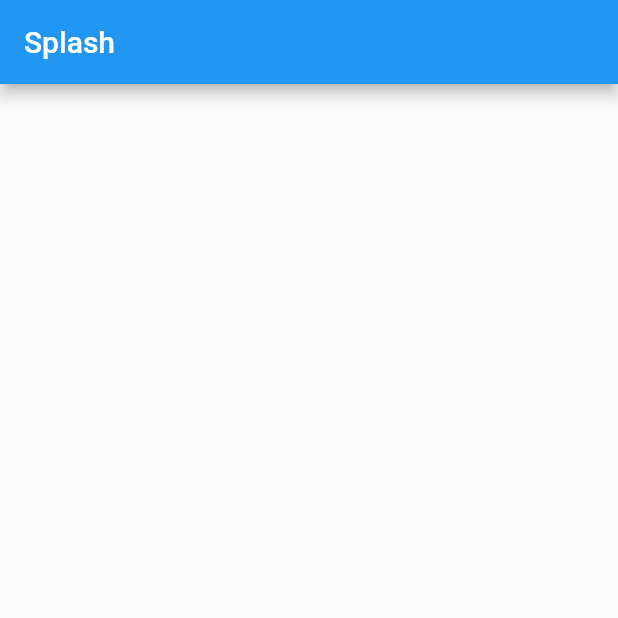
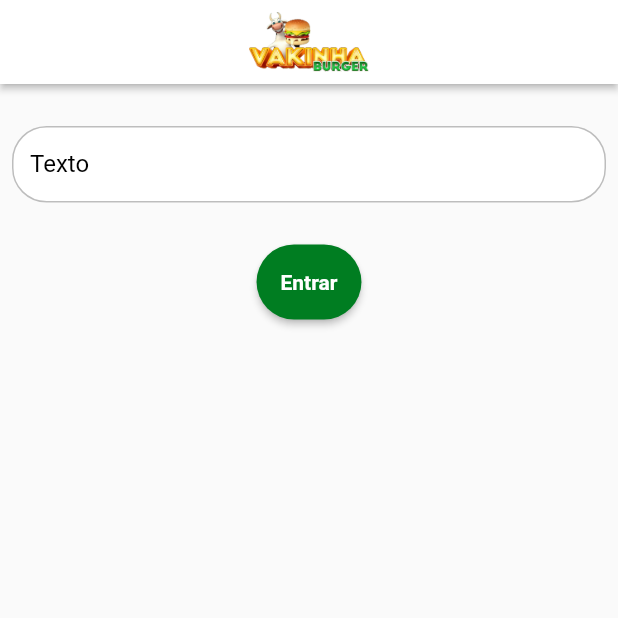
Before and after one commit to andersondantas81/meudelivery, a Flutter app: the screen it shows after launch, on a phone screen of 412 x 824 dp, the top half of it. Run offline on Flutter 3.47's test engine with Material 2 defaults, Android fonts, the phone set to English and light mode, and no system bars; our stand-ins replace get; Roboto replaces fonts that are missing (mplus1).

Commit message:
criação dos widgets textformfield, button e appbar

```diff
--- /dev/null
+++ b/mobile/lib/app/core/rest_client/rest_client.dart
@@ -0,0 +1,22 @@
+import 'package:get/get.dart';
+
+class RestClient extends GetConnect {
+  final _backendBaseUrl = 'http://dartweek.academiadoflutter.com.br/';
+
+  RestClient() {
+    httpClient.baseUrl = _backendBaseUrl;
+  }
+}
+
+class RestClientException implements Exception {
+  final int? code;
+  final String message;
+
+  RestClientException(
+    this.message, {
+    this.code,
+  });
+
+  @override
+  String toString() => 'RestClientException(code: $code, message: $message)';
+}
--- /dev/null
+++ b/mobile/lib/app/core/ui/widgets/delivery_appbar.dart
@@ -0,0 +1,14 @@
+import 'dart:math';
+
+import 'package:flutter/material.dart';
+
+class DeliveryAppbar extends AppBar {
+  DeliveryAppbar({Key? key, double elevation = 2})
+      : super(
+            key: key,
+            backgroundColor: Colors.white,
+            elevation: elevation,
+            centerTitle: true,
+            title: Image.asset('assets/images/logo.png', width: 80),
+            iconTheme: const IconThemeData(color: Colors.black));
+}
--- /dev/null
+++ b/mobile/lib/app/core/ui/widgets/delivery_button.dart
@@ -0,0 +1,35 @@
+import 'package:flutter/material.dart';
+
+class DeliveryButton extends StatelessWidget {
+  final VoidCallback? onPressed;
+  final String label;
+  final double? width;
+  final double height;
+  final Color? color;
+
+  const DeliveryButton(
+      {Key? key,
+      required this.onPressed,
+      required this.label,
+      this.width,
+      this.height = 50,
+      this.color})
+      : super(key: key);
+
+  @override
+  Widget build(BuildContext context) {
+    return SizedBox(
+      width: width,
+      height: height,
+      child: ElevatedButton(
+        onPressed: onPressed,
+        child: Text(
+          label,
+          style: const TextStyle(fontSize: 14, fontWeight: FontWeight.bold),
+        ),
+        style: ElevatedButton.styleFrom(
+            shape: const StadiumBorder(), primary: color),
+      ),
+    );
+  }
+}
--- /dev/null
+++ b/mobile/lib/app/core/ui/widgets/delivery_textformfield.dart
@@ -0,0 +1,47 @@
+import 'package:flutter/material.dart';
+import 'package:get/utils.dart';
+
+class DeliveryTextformfield extends StatelessWidget {
+  final String label;
+  final TextEditingController? controller;
+  final bool obscureText;
+  final FormFieldValidator<String>? validator;
+  final ValueChanged<String>? onChange;
+
+  const DeliveryTextformfield(
+      {Key? key,
+      required this.label,
+      this.controller,
+      this.obscureText = false,
+      this.validator,
+      this.onChange})
+      : super(key: key);
+
+  @override
+  Widget build(BuildContext context) {
+    return TextFormField(
+      controller: controller,
+      obscureText: obscureText,
+      validator: validator,
+      onChanged: onChange,
+      cursorColor: context.theme.primaryColor,
+      decoration: InputDecoration(
+        isDense: true,
+        labelText: label,
+        labelStyle: const TextStyle(color: Colors.black),
+        errorStyle: const TextStyle(color: Colors.redAccent),
+        border: OutlineInputBorder(
+            borderRadius: BorderRadius.circular(23),
+            borderSide: BorderSide(color: Colors.grey[400]!)),
+        enabledBorder: OutlineInputBorder(
+            borderRadius: BorderRadius.circular(23),
+            borderSide: BorderSide(color: Colors.grey[400]!)),
+        focusedBorder: OutlineInputBorder(
+            borderRadius: BorderRadius.circular(23),
+            borderSide: BorderSide(color: Colors.grey[400]!)),
+        filled: true,
+        fillColor: Colors.white,
+      ),
+    );
+  }
+}
--- a/mobile/lib/app/modules/splash/splash_page.dart
+++ b/mobile/lib/app/modules/splash/splash_page.dart
@@ -1,4 +1,8 @@
 import 'package:flutter/material.dart';
+import 'package:meu_delivery/app/core/ui/widgets/delivery_appbar.dart';
+import 'package:meu_delivery/app/core/ui/widgets/delivery_button.dart';
+
+import '../../core/ui/widgets/delivery_textformfield.dart';
 
 class SplashPage extends StatelessWidget {
   const SplashPage({Key? key}) : super(key: key);
@@ -6,10 +10,21 @@ class SplashPage extends StatelessWidget {
   @override
   Widget build(BuildContext context) {
     return Scaffold(
-      appBar: AppBar(
-        title: const Text("Splash"),
+      appBar: DeliveryAppbar(),
+      body: Column(
+        children: [
+          const SizedBox(
+            height: 20,
+          ),
+          const Padding(
+              padding: EdgeInsets.all(8.0),
+              child: DeliveryTextformfield(label: 'Texto')),
+          const SizedBox(
+            height: 20,
+          ),
+          DeliveryButton(onPressed: () {}, label: "Entrar")
+        ],
       ),
-      body: Container(),
     );
   }
 }
```
Also changed, not shown: mobile/pubspec.yaml (+5 -2 lines), mobile/assets/images/logo.png (added), mobile/pubspec.lock.
